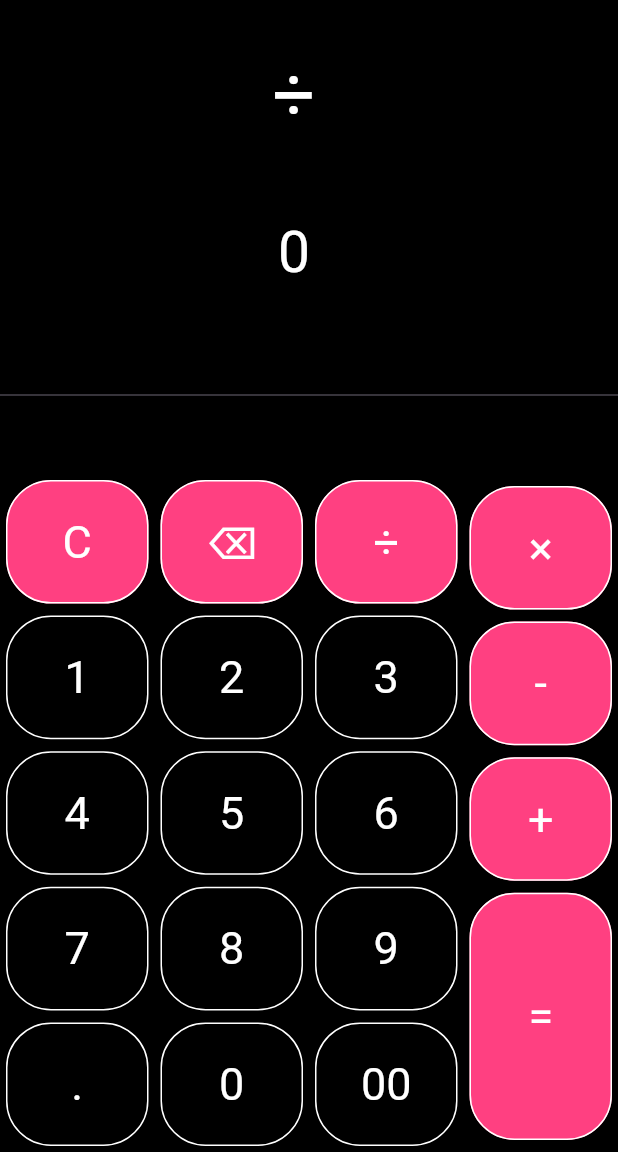
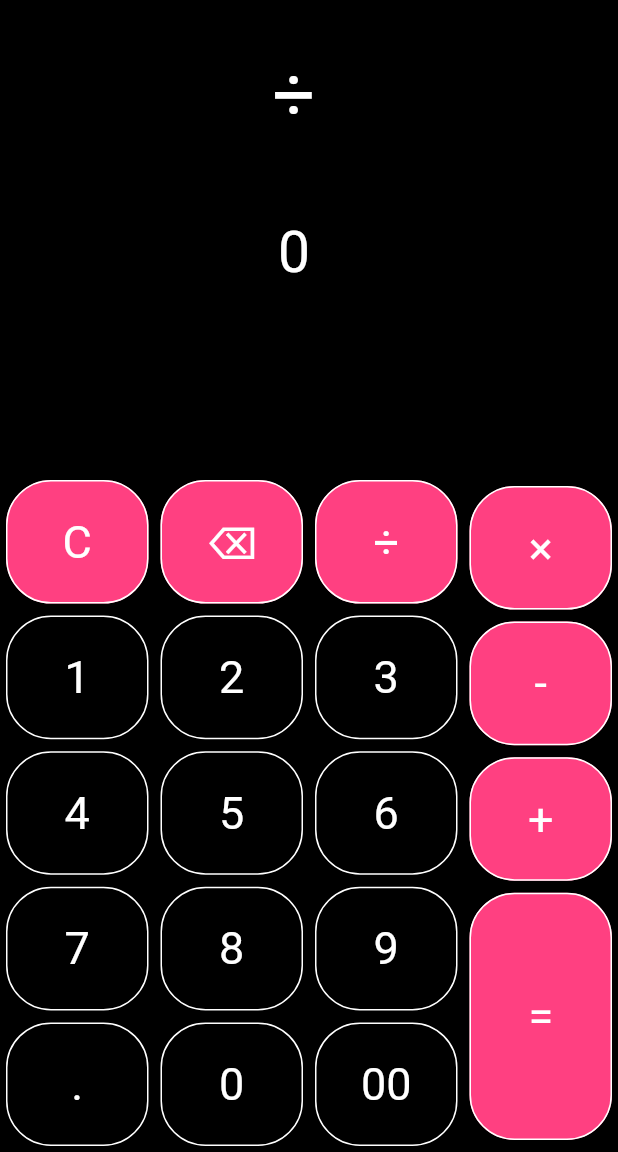
Before and after one commit to Prakritikaur/EquaSolve, a Flutter app: the screen it shows after launch, after a tap on an icon or button, on a phone screen of 412 x 824 dp, the part 84-1236 px from its top. Run offline on Flutter 3.47's test engine with Material 3 defaults, Android fonts, the phone set to English and light mode, and no system bars; our stand-ins replace math_expressions.

Commit message:
Final version

```diff
--- a/lib/main.dart
+++ b/lib/main.dart
@@ -8,7 +8,6 @@ void main() {
 class MyApp extends StatelessWidget {
   const MyApp({super.key});
 
-  // This widget is the root of your application.
   @override
   Widget build(BuildContext context) {
     return MaterialApp(
@@ -19,11 +18,9 @@ class MyApp extends StatelessWidget {
         primarySwatch: Colors.blue,
         scaffoldBackgroundColor: Colors.black,
         textTheme: const TextTheme(
-            bodyMedium:TextStyle(color: Colors.white)
-
+          bodyMedium: TextStyle(color: Colors.white),
         ),
       ),
-
       home: const Calculator(),
     );
   }
@@ -40,89 +37,69 @@ class _CalculatorState extends State<Calculator> {
   String equation = "0";
   String result = "0";
   String expression = "";
-  double equationFontSize = 50;
-  double resultFontSize = 38;
+  final double equationFontSize = 50;
+  final double resultFontSize = 38;
 
-  buttonPressed(buttonText) {
+  void onButtonPressed(String buttonText) {
     setState(() {
-      if(buttonText=="C"){
-        equation="0";
-        result="0";
-      }else if(buttonText=="⌫"){
-        equationFontSize = 50;
-        resultFontSize = 38;
-        equation=equation.substring(0,equation.length-1);
-        if(equation==""){
-          equationFontSize = 50;
-          resultFontSize = 38;
-          equation="0";
+      if (buttonText == "C") {
+        equation = "0";
+        result = "0";
+      } else if (buttonText == "⌫") {
+        if (equation.length > 1) {
+          equation = equation.substring(0, equation.length - 1);
+        } else {
+          equation = "0";
         }
-      }else if(buttonText=="=") {
-        equationFontSize = 38;
-        resultFontSize = 48;
-        expression=equation;
+      } else if (buttonText == "=") {
+        expression = equation.replaceAll("×", "*").replaceAll("÷", "/");
 
-        expression=expression.replaceAll("×", "*");
-        expression=expression.replaceAll("÷", "/");
-        try{
-          Parser p=Parser();
-          Expression exp =p.parse(expression);
-          ContextModel cm=ContextModel();
-          result ='${exp.evaluate(EvaluationType.REAL, cm)}';
-
-        }catch(e){
-          result ="error";
+        try {
+          Parser p = Parser();
+          Expression exp = p.parse(expression);
+          ContextModel cm = ContextModel();
+          result = '${exp.evaluate(EvaluationType.REAL, cm)}';
+        } catch (e) {
+          result = "error";
         }
+      } else {
+        if (equation == "0") {
+          equation = buttonText;
+        } else {
+          equation += buttonText;
         }
-      else{
-        equationFontSize = 50;
-        resultFontSize = 38;
-        if(equation=="0"){equation=buttonText;}//agar kuch kai nhi toh buttontext hi aaega na
-        else {
-          equation = equation + buttonText;
-        }
-
       }
     });
   }
 
-
-  Widget buildButton(String buttonText, double buttonheight, Color buttoncolor,Color backgroundcolor ) {
+  Widget buildButton(String buttonText, double buttonHeight, Color buttonColor, Color backgroundColor) {
     return Padding(
       padding: const EdgeInsets.all(4.0),
-      child:  Container(
-        height: MediaQuery.of(context).size.height * .1 * buttonheight, //10 percent area
-        color: buttoncolor,
+      child: Container(
+        height: MediaQuery.of(context).size.height * 0.1 * buttonHeight,
+        color: buttonColor,
         child: TextButton(
           style: TextButton.styleFrom(
-            backgroundColor: backgroundcolor,
+            backgroundColor: backgroundColor,
             shape: RoundedRectangleBorder(
               borderRadius: BorderRadius.circular(30),
-              side: const BorderSide(
-                  color: Colors.white,
-                  width: 1,
-                  style: BorderStyle.solid
-              ),
+              side: const BorderSide(color: Colors.white, width: 1, style: BorderStyle.solid),
             ),
             padding: const EdgeInsets.all(16),
           ),
-          child: Text(buttonText,
+          child: Text(
+            buttonText,
             style: const TextStyle(
               fontSize: 30,
               fontWeight: FontWeight.normal,
               color: Colors.white,
-
             ),
           ),
-          onPressed: () => buttonPressed(buttonText),
+          onPressed: () => onButtonPressed(buttonText),
         ),
-
-
       ),
     );
-
   }
-
 
   @override
   Widget build(BuildContext context) {
@@ -132,8 +109,6 @@ class _CalculatorState extends State<Calculator> {
       ),
       body: Column(
         children: [
-          //expression input
-          // Expression input
           Expanded(
             child: SingleChildScrollView(
               scrollDirection: Axis.horizontal,
@@ -143,121 +118,98 @@ class _CalculatorState extends State<Calculator> {
                 child: Text(
                   equation,
                   style: TextStyle(fontSize: equationFontSize),
-                  overflow: TextOverflow.visible, // Allows text to overflow without clipping
+                  overflow: TextOverflow.visible,
                 ),
               ),
             ),
           ),
-
-
-          //result output
           Expanded(
-              child:
-              SingleChildScrollView(scrollDirection: Axis.horizontal,
+            child: SingleChildScrollView(
+              scrollDirection: Axis.horizontal,
               child: Container(
                 alignment: Alignment.centerRight,
-                  padding: const EdgeInsets.fromLTRB(10, 20, 30,0),
+                padding: const EdgeInsets.fromLTRB(10, 20, 30, 0),
                 child: Text(
                   result,
                   style: TextStyle(fontSize: resultFontSize),
-                    overflow: TextOverflow.visible, // Allows text to overflow without clipping,
+                  overflow: TextOverflow.visible,
                 ),
               ),
-              )
             ),
-
-          const Expanded(child: Divider(),),
-
-          //row 1-- numbers ,row 2-- signs
+          ),
+          const Expanded(child: SizedBox(height: 1)),  // Replaced Divider with SizedBox
           Row(
             mainAxisAlignment: MainAxisAlignment.center,
             children: [
-
               Container(
-                width: MediaQuery.of(context).size.width * .75, //75 percent area
+                width: MediaQuery.of(context).size.width * 0.75,
                 child: Table(
                   children: [
-                    //contain 3 number
                     TableRow(
                       children: [
-                          //single number container
-                          buildButton("C", 1, Colors.transparent,Colors.pinkAccent),
-                          buildButton("⌫", 1, Colors.transparent,Colors.pinkAccent),
-                          buildButton("÷", 1, Colors.transparent,Colors.pinkAccent),
-                        ]
-                    ),
-
-                    TableRow(
-                        children: [
-                          //single number container
-                          buildButton("1", 1, Colors.transparent,Colors.black87),
-                          buildButton("2", 1, Colors.transparent,Colors.black87),
-                          buildButton("3", 1, Colors.transparent,Colors.black87),
-                        ]
+                        buildButton("C", 1, Colors.transparent, Colors.pinkAccent),
+                        buildButton("⌫", 1, Colors.transparent, Colors.pinkAccent),
+                        buildButton("÷", 1, Colors.transparent, Colors.pinkAccent),
+                      ],
                     ),
                     TableRow(
                       children: [
-                          //single number container
-                          buildButton("4", 1, Colors.transparent,Colors.black87),
-                          buildButton("5", 1, Colors.transparent,Colors.black87),
-                          buildButton("6", 1, Colors.transparent,Colors.black87),
-                        ]
+                        buildButton("1", 1, Colors.transparent, Colors.black87),
+                        buildButton("2", 1, Colors.transparent, Colors.black87),
+                        buildButton("3", 1, Colors.transparent, Colors.black87),
+                      ],
                     ),
                     TableRow(
                       children: [
-                          //single number container
-                          buildButton("7", 1, Colors.transparent,Colors.black87),
-                          buildButton("8", 1, Colors.transparent,Colors.black87),
-                          buildButton("9", 1, Colors.transparent,Colors.black87),
-                        ]
+                        buildButton("4", 1, Colors.transparent, Colors.black87),
+                        buildButton("5", 1, Colors.transparent, Colors.black87),
+                        buildButton("6", 1, Colors.transparent, Colors.black87),
+                      ],
                     ),
                     TableRow(
                       children: [
-                          //single number container
-                          buildButton(".", 1, Colors.transparent,Colors.black87),
-                          buildButton("0", 1, Colors.transparent,Colors.black87),
-                          buildButton("00", 1, Colors.transparent,Colors.black87),
-                        ]
+                        buildButton("7", 1, Colors.transparent, Colors.black87),
+                        buildButton("8", 1, Colors.transparent, Colors.black87),
+                        buildButton("9", 1, Colors.transparent, Colors.black87),
+                      ],
+                    ),
+                    TableRow(
+                      children: [
+                        buildButton(".", 1, Colors.transparent, Colors.black87),
+                        buildButton("0", 1, Colors.transparent, Colors.black87),
+                        buildButton("00", 1, Colors.transparent, Colors.black87),
+                      ],
                     ),
                   ],
                 ),
               ),
               Container(
-                width: MediaQuery
-                    .of(context)
-                    .size
-                    .width * .25,
+                width: MediaQuery.of(context).size.width * 0.25,
                 child: Table(
                   children: [
-
-
                     TableRow(
                       children: [
-                          buildButton("×", 1, Colors.transparent,Colors.pinkAccent),
-
-                        ]
+                        buildButton("×", 1, Colors.transparent, Colors.pinkAccent),
+                      ],
                     ),
                     TableRow(
                       children: [
-                          buildButton("-", 1, Colors.transparent,Colors.pinkAccent),
-
-                        ]
+                        buildButton("-", 1, Colors.transparent, Colors.pinkAccent),
+                      ],
                     ),
                     TableRow(
                       children: [
-                          buildButton("+", 1, Colors.transparent,Colors.pinkAccent),
-
-                        ]
+                        buildButton("+", 1, Colors.transparent, Colors.pinkAccent),
+                      ],
                     ),
                     TableRow(
                       children: [
-                          buildButton("=", 2, Colors.transparent,Colors.pinkAccent),
-
-                        ]
-                    )
+                        buildButton("=", 2, Colors.transparent, Colors.pinkAccent),
                       ],
                     ),
-              )
+                  ],
+                ),
+              ),
             ],
           ),
         ],
```
Lines whose indentation alone changed are shown as unchanged.
